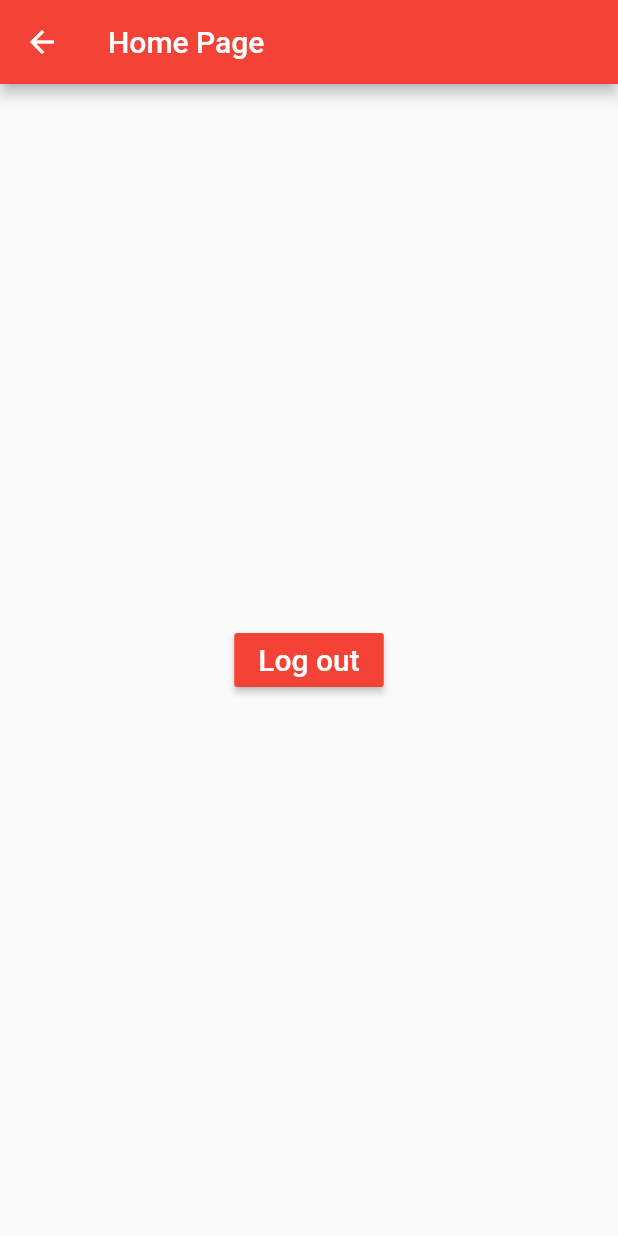
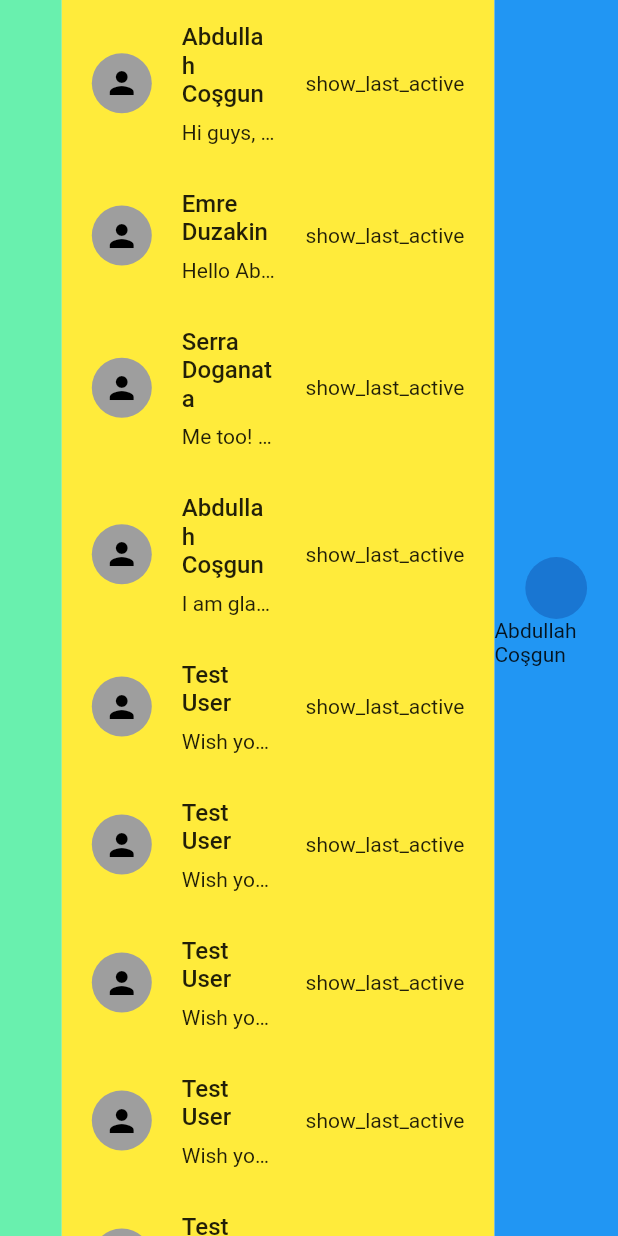
Before and after one commit to ClumpApp/clump-fe, a Flutter app: the HomePage screen opened directly, on a phone screen of 412 x 824 dp. Run offline on Flutter 3.47's test engine with Material 2 defaults, Android fonts, the phone set to English and light mode, and no system bars; network calls fail.

Commit message:
Homescreen Modifications
Homescreen is slowly coming to life

```diff
--- /dev/null
+++ b/lib/group/message_details.dart
@@ -0,0 +1,208 @@
+import 'package:flutter/material.dart';
+
+class MessageBubble extends StatelessWidget {
+  const MessageBubble({
+    Key? key,
+    required this.message,
+    required this.press,
+  }) : super(key: key);
+
+  final Message message;
+  final VoidCallback press;
+
+  @override
+  Widget build(BuildContext context) {
+    return InkWell(
+      onTap: press,
+      hoverColor: Colors.black,
+      focusColor: Colors.black,
+      splashColor: Colors.black,
+      highlightColor: Colors.black,
+      child: Padding(
+        padding:
+            const EdgeInsets.symmetric(horizontal: 20, vertical: 20 * 0.75),
+        child: Row(
+          children: [
+            Stack(
+              children: const [
+                CircleAvatar(
+                  radius: 20,
+                  backgroundColor: Colors.grey,
+                  child: Icon(Icons.person, color: Colors.black),
+                ),
+              ],
+            ),
+            Expanded(
+              child: Padding(
+                padding: const EdgeInsets.symmetric(horizontal: 20),
+                child: Column(
+                  crossAxisAlignment: CrossAxisAlignment.start,
+                  children: [
+                    Text(
+                      message.user_name,
+                      style:
+                          TextStyle(fontSize: 16, fontWeight: FontWeight.w500),
+                    ),
+                    SizedBox(height: 8),
+                    Opacity(
+                      opacity: 1,
+                      child: Text(
+                        message.text_message,
+                        maxLines: 1,
+                        overflow: TextOverflow.ellipsis,
+                      ),
+                    ),
+                  ],
+                ),
+              ),
+            ),
+            Opacity(
+              opacity: 1,
+              child: Text(message.last_seen),
+            ),
+          ],
+        ),
+      ),
+    );
+  }
+}
+
+class Message {
+  final String user_name, text_message, last_seen;
+  //final Uri linkMessage;
+  //final recording audio_message;
+  //final image image_message;
+  //final video video_message;
+  final bool isActive;
+
+  Message({
+    this.user_name = '',
+    this.text_message = '',
+    this.last_seen = '',
+    this.isActive = false,
+  });
+}
+
+List sampleMessages = [
+  Message(
+    user_name: "Abdullah Coşgun",
+    text_message: "Hi guys, how are you doing lately?",
+    last_seen: "show_last_active",
+    isActive: false,
+  ),
+  Message(
+    user_name: "Emre Duzakin",
+    text_message:
+        "Hello Abdullah! I am doing fantastic. What a beautiful morning to wake up!",
+    last_seen: "show_last_active",
+    isActive: false,
+  ),
+  Message(
+    user_name: "Serra Doganata",
+    text_message: "Me too! I haven't felt this good in a long time!",
+    last_seen: "show_last_active",
+    isActive: false,
+  ),
+  Message(
+    user_name: "Abdullah Coşgun",
+    text_message: "I am glad you guys are ok, but I am feeling a bit down :(",
+    last_seen: "show_last_active",
+    isActive: false,
+  ),
+  Message(
+    user_name: "Test User",
+    text_message: "Wish you all the best :(",
+    last_seen: "show_last_active",
+    isActive: false,
+  ),
+  Message(
+    user_name: "Test User",
+    text_message: "Wish you all the best :(",
+    last_seen: "show_last_active",
+    isActive: false,
+  ),
+  Message(
+    user_name: "Test User",
+    text_message: "Wish you all the best :(",
+    last_seen: "show_last_active",
+    isActive: false,
+  ),
+  Message(
+    user_name: "Test User",
+    text_message: "Wish you all the best :(",
+    last_seen: "show_last_active",
+    isActive: false,
+  ),
+  Message(
+    user_name: "Test User",
+    text_message: "Wish you all the best :(",
+    last_seen: "show_last_active",
+    isActive: false,
+  ),
+  Message(
+    user_name: "Test User",
+    text_message: "Wish you all the best :(",
+    last_seen: "show_last_active",
+    isActive: false,
+  ),
+  Message(
+    user_name: "Test User",
+    text_message: "Wish you all the best :(",
+    last_seen: "show_last_active",
+    isActive: false,
+  ),
+  Message(
+    user_name: "Test User",
+    text_message: "Wish you all the best :(",
+    last_seen: "show_last_active",
+    isActive: false,
+  ),
+  Message(
+    user_name: "Test User",
+    text_message: "Wish you all the best :(",
+    last_seen: "show_last_active",
+    isActive: false,
+  ),
+  Message(
+    user_name: "Test User",
+    text_message: "Wish you all the best :(",
+    last_seen: "show_last_active",
+    isActive: false,
+  ),
+  Message(
+    user_name: "Test User",
+    text_message: "Wish you all the best :(",
+    last_seen: "show_last_active",
+    isActive: false,
+  ),
+  Message(
+    user_name: "Test User",
+    text_message: "Wish you all the best :(",
+    last_seen: "show_last_active",
+    isActive: false,
+  ),
+  Message(
+    user_name: "Test User",
+    text_message: "Wish you all the best :(",
+    last_seen: "show_last_active",
+    isActive: false,
+  ),
+  Message(
+    user_name: "Test User",
+    text_message: "Wish you all the best :(",
+    last_seen: "show_last_active",
+    isActive: false,
+  ),
+  Message(
+    user_name: "Test User",
+    text_message: "Wish you all the best :(",
+    last_seen: "show_last_active",
+    isActive: false,
+  ),
+  Message(
+    user_name: "Test User",
+    text_message: "Wish you all the best :(",
+    last_seen: "show_last_active",
+    isActive: false,
+  ),
+];
--- a/lib/home_page.dart
+++ b/lib/home_page.dart
@@ -1,6 +1,10 @@
+// ignore_for_file: avoid_unnecessary_containers
+
 import 'dart:convert';
 import 'package:flutter/material.dart';
+import 'group/message_details.dart';
 import 'package:http/http.dart';
+import 'constants.dart';
 
 class HomePage extends StatelessWidget {
   const HomePage({Key? key}) : super(key: key);
@@ -8,54 +12,56 @@ class HomePage extends StatelessWidget {
   @override
   Widget build(BuildContext context) {
     return Scaffold(
-      appBar: AppBar(
-        title: const Text("Home Page"),
-        backgroundColor: Colors.red,
-      ),
-      body: Center(
-        child: MaterialButton(
-          onPressed: () {
-            Navigator.pop(context);
-          },
-          color: Colors.red,
-          child: const Text(
-                      'Log out',
-                      style: TextStyle(
-                        fontSize: 20,
-                        color: Colors.white,
+      body: Container(
+        child: Row(
+          children: <Widget>[
+            Expanded(
+              flex: 1,
+              child: Container(
+                width: MediaQuery.of(context).size.width * 0.25,
+                decoration: BoxDecoration(color: Colors.greenAccent),
+                child: Column(),
+              ),
+            ),
+            Expanded(
+              flex: 7,
+              child: Container(
+                width: MediaQuery.of(context).size.width * 0.25,
+                decoration: BoxDecoration(color: Colors.yellow),
+                child: Column(
+                  children: [
+                    Expanded(
+                      child: ListView.builder(
+                        itemCount: sampleMessages.length,
+                        itemBuilder: (context, index) => MessageBubble(
+                          message: sampleMessages[index],
+                          press: () {},
+                        ),
                       ),
                     ),
+                  ],
+                ),
+              ),
+            ),
+            Expanded(
+              flex: 2,
+              child: Container(
+                width: MediaQuery.of(context).size.width * 0.25,
+                decoration: BoxDecoration(color: Colors.blue),
+                child: Column(
+                    mainAxisAlignment: MainAxisAlignment.center,
+                    children: <Widget>[
+                      CircleAvatar(
+                        radius: ((MediaQuery.of(context).size.width) * 0.05),
+                      ),
+                      Text('Abdullah Coşgun'),
+                      Card(),
+                    ]),
+              ),
+            ),
+          ],
         ),
       ),
     );
   }
 }
-
-class LoginError extends StatelessWidget {
-  const LoginError({Key? key}) : super(key: key);
-
-  @override
-  Widget build(BuildContext context) {
-    return Scaffold(
-      appBar: AppBar(
-        title: const Text("Home Page"),
-        backgroundColor: Colors.red,
-      ),
-      body: Center(
-        child: MaterialButton(
-          onPressed: () {
-            Navigator.pop(context);
-          },
-          color: Colors.red,
-          child: const Text(
-                      'Please Try Again',
-                      style: TextStyle(
-                        fontSize: 20,
-                        color: Colors.white,
-                      ),
-                    ),
-        ),
-      ),
-    );
-  }
-}
```
Also changed, not shown: lib/messaging_classes.dart (added).
